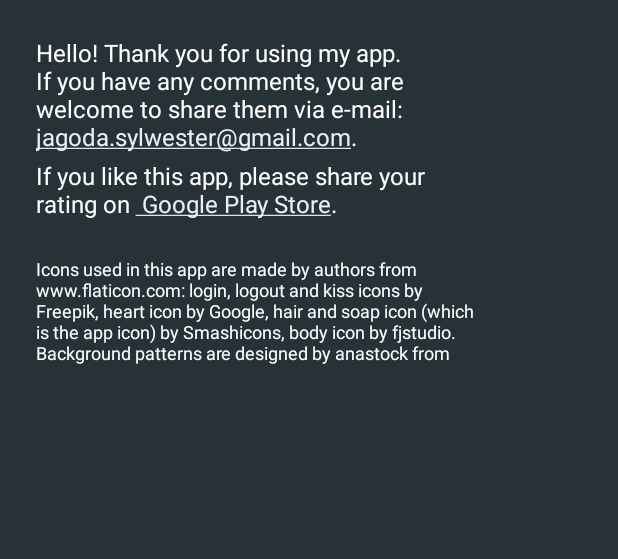
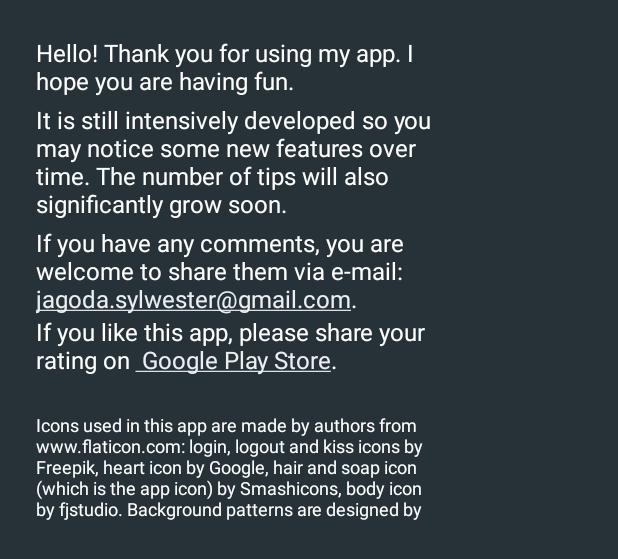
Before and after one commit to yogourt/CosmetiqueOrganique, an Android app: the layout dialog_app_info.xml on its own in the app's theme, with its tools: preview values and no code run, on a phone screen of 412 x 824 dp. Shown: the top 559 px of the screen. Run offline under Robolectric (Android 15) with nearby library versions, the phone set to English and light mode, and no system bars; Roboto replaces fonts that are not available here.

Commit message:
Change "about app" dialog again

```diff
--- a/app/src/main/res/layout/dialog_app_info.xml
+++ b/app/src/main/res/layout/dialog_app_info.xml
@@ -14,9 +14,24 @@
         <TextView
             android:layout_width="@dimen/dialog_width"
             android:layout_height="wrap_content"
+            android:paddingBottom="@dimen/info_dialog_msg_bottom_padding"
+            android:text="@string/info_dialog_hello"
+            android:textColor="@android:color/white"
+            android:textSize="@dimen/dialog_msg_text_size" />
+
+        <TextView
+            android:layout_width="@dimen/dialog_width"
+            android:layout_height="wrap_content"
+            android:paddingBottom="@dimen/info_dialog_msg_bottom_padding"
+            android:text="@string/info_dialog_improv"
+            android:textColor="@android:color/white"
+            android:textSize="@dimen/dialog_msg_text_size" />
+
+        <TextView
+            android:layout_width="@dimen/dialog_width"
+            android:layout_height="wrap_content"
             android:autoLink="email"
-            android:paddingBottom="@dimen/info_dialog_msg_bottom_padding"
-            android:text="@string/info_dialog_message"
+            android:text="@string/info_dialog_email"
             android:textColor="@android:color/white"
             android:textSize="@dimen/dialog_msg_text_size" />
 
--- a/app/src/main/res/values-land/dimens.xml
+++ b/app/src/main/res/values-land/dimens.xml
@@ -12,4 +12,6 @@
     <dimen name="exp_title_text_size">30sp</dimen>
     <dimen name="desc_padding">32dp</dimen>
     <dimen name="author_padding_start">48dp</dimen>
+
+    <dimen name="dialog_width">300dp</dimen>
 </resources>
--- a/app/src/main/res/values/dimens.xml
+++ b/app/src/main/res/values/dimens.xml
@@ -16,7 +16,7 @@
     <dimen name="dialog_padding">16dp</dimen>
     <dimen name="dialog_msg_text_size">16sp</dimen>
     <dimen name="dialog_credits_text_size">12sp</dimen>
-    <dimen name="dialog_width">300dp</dimen>
+    <dimen name="dialog_width">270dp</dimen>
     <dimen name="error_margin_start">8dp</dimen>
 
 
--- a/app/src/main/res/values/strings.xml
+++ b/app/src/main/res/values/strings.xml
@@ -113,11 +113,15 @@
 
     <!-- info dialog -->
     <string name="info_dialog_title">About Beauty Tips</string>
-    <string name="info_dialog_message"> Hello! Thank you for using my app. If you have any comments,
-        you are welcome to share them via e-mail: jagoda.sylwester@gmail.com. </string>
-    <string name="info_dialog_rate">If you like this app, please share your
-        rating on <a href="https://play.google.com/store/apps/details?id=com.blogspot.android_czy_java.beautytips">
-            Google Play Store</a>. </string>
+    <string name="info_dialog_hello"> Hello! Thank you for using my app. I hope you are having fun.</string>
+
+    <string name="info_dialog_improv">It is still intensively developed so you may notice some new features over time.
+        The number of tips will also significantly grow soon.</string>
+    <string name="info_dialog_email">If you have any comments, you are welcome to share them via e-mail:
+        jagoda.sylwester@gmail.com.</string>
+        <string name="info_dialog_rate">If you like this app, please share your rating on
+        <a href="https://play.google.com/store/apps/details?id=com.blogspot.android_czy_java.beautytips">
+            Google Play Store</a>.</string>
     <string name="info_dialog_credits"> Icons used in this app are made by authors from www.flaticon.com:
         login, logout and kiss icons by Freepik, heart icon by Google, hair and soap icon (which is the app icon)
         by Smashicons, body icon by fjstudio. Background patterns are designed by anastock from www.Freepik.com. </string>
```
